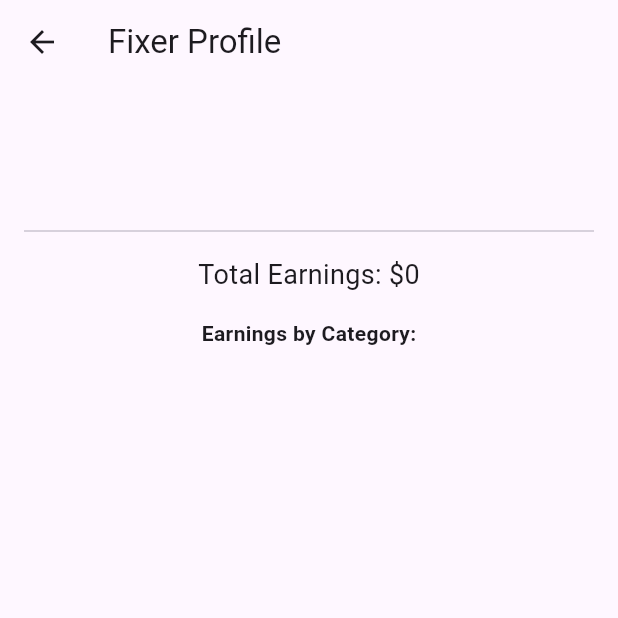
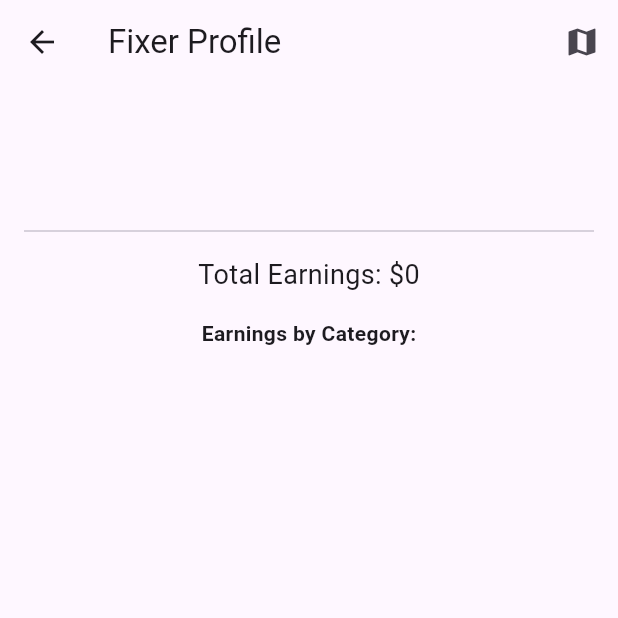
Before and after one commit to nourfahmy2003/Job-Done, a Flutter app: the FixerProfileView screen opened directly, on a phone screen of 412 x 824 dp, the top half of it. Run offline on Flutter 3.47's test engine with Material 3 defaults, Android fonts, the light colour scheme and no system bars; our stand-ins replace carousel_slider, cloud_firestore, firebase_auth, firebase_core, firebase_storage, geolocator and 2 more; missing offline and left inert: firebase_ui_auth; accounts and stored records are empty.

Commit message:
Update fixer_profile_view.dart

```diff
--- a/lib/Views/fixer_profile_view.dart
+++ b/lib/Views/fixer_profile_view.dart
@@ -1,6 +1,7 @@
 import 'package:flutter/material.dart';
 import 'package:firebase_auth/firebase_auth.dart';
 import 'package:cloud_firestore/cloud_firestore.dart';
+import './fixer_map_view.dart';
 
 class FixerProfileView extends StatefulWidget {
   const FixerProfileView({super.key});
@@ -28,13 +29,11 @@ class _FixerProfileViewState extends State<FixerProfileView> {
     if (user == null) return;
 
     try {
-      // Fetch user info
       final userDoc = await FirebaseFirestore.instance.collection('users').doc(user.uid).get();
       name = userDoc['name'] ?? '';
       email = user.email ?? '';
       selfieUrl = userDoc['selfieUrl'] ?? '';
 
-      // Fetch accepted offers
       final offersSnapshot = await FirebaseFirestore.instance
           .collection('offers')
           .where('fixerId', isEqualTo: user.uid)
@@ -76,7 +75,20 @@ class _FixerProfileViewState extends State<FixerProfileView> {
     }
 
     return Scaffold(
-      appBar: AppBar(title: const Text("Fixer Profile")),
+      appBar: AppBar(
+        title: const Text("Fixer Profile"),
+        actions: [
+          IconButton(
+            icon: const Icon(Icons.map),
+            onPressed: () {
+              Navigator.push(
+                context,
+                MaterialPageRoute(builder: (_) => const FixerMapView()),
+              );
+            },
+          ),
+        ],
+      ),
       body: SingleChildScrollView(
         padding: const EdgeInsets.all(16),
         child: Column(
```
